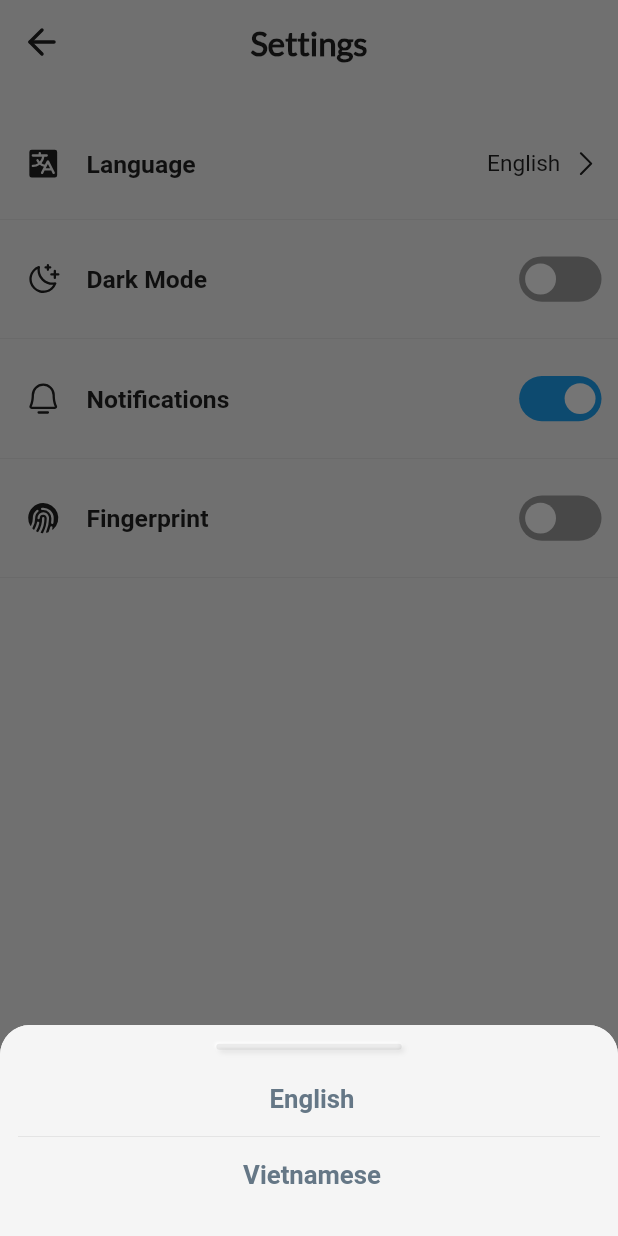
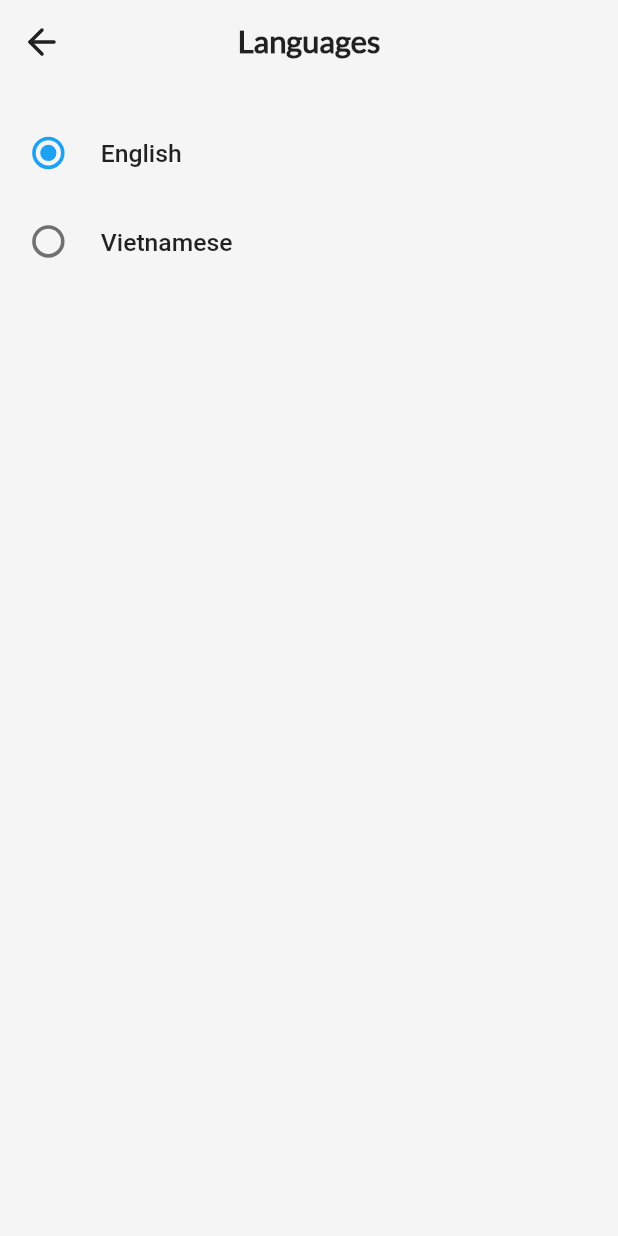
Before and after one commit to lambiengcode/flutter-instagram-ui-redesign, a Flutter app: the SettingsPage screen opened by its route, after a tap on "Language", on a phone screen of 412 x 824 dp. Run offline on Flutter 3.47's test engine with Material 2 defaults, Android fonts, the phone set to English and light mode, and no system bars; drawn by our look-alikes of flutter_switch; our stand-ins replace bloc, cached_network_image, carousel_slider, dio, flutter_blurhash, flutter_icons and 11 more; missing offline and left inert: blurhash, flutter_simple_dependency_injection, geocoder, photo_manager; accounts and stored records are empty; network calls fail; statements that could not run were skipped.

Commit message:
[lbc: UI] done choose language screen

```diff
--- a/lib/src/pages/home/pages/details_post_page.dart
+++ b/lib/src/pages/home/pages/details_post_page.dart
@@ -87,7 +87,10 @@ class _DetailsPostPageState extends State<DetailsPostPage> {
                 height: .25,
                 thickness: .25,
               ),
-              PostCard(idPost: widget.idPost),
+              PostCard(
+                idPost: widget.idPost,
+                isInDetails: true,
+              ),
 
               // Comment Widget Here
             ],
--- /dev/null
+++ b/lib/src/pages/profile/pages/choose_language_page.dart
@@ -0,0 +1,100 @@
+import 'package:flutter/material.dart';
+import 'package:flutter_icons/flutter_icons.dart';
+import 'package:get/get.dart';
+import 'package:whoru/src/themes/app_colors.dart';
+import 'package:whoru/src/themes/font_family.dart';
+import 'package:whoru/src/utils/sizer/sizer.dart';
+
+enum Language { english, vietnamese }
+
+class ChooseLanguagePage extends StatefulWidget {
+  @override
+  State<StatefulWidget> createState() => _ChooseLanguagePageState();
+}
+
+class _ChooseLanguagePageState extends State<ChooseLanguagePage> {
+  Language _language = Language.english;
+
+  @override
+  void initState() {
+    super.initState();
+    switch (Get.locale.countryCode) {
+      case 'US':
+        _language = Language.english;
+        break;
+      default:
+        _language = Language.vietnamese;
+        break;
+    }
+  }
+
+  @override
+  Widget build(BuildContext context) {
+    return Scaffold(
+      appBar: AppBar(
+        brightness: Theme.of(context).brightness,
+        elevation: .0,
+        centerTitle: true,
+        leading: IconButton(
+          icon: Icon(
+            Feather.arrow_left,
+            size: 20.sp,
+            color: Theme.of(context).textTheme.bodyText1.color,
+          ),
+          onPressed: () => Get.back(),
+        ),
+        title: Text(
+          'Languages',
+          style: Theme.of(context).textTheme.bodyText1.copyWith(
+                fontFamily: FontFamily.lato,
+                fontSize: 15.sp,
+                fontWeight: FontWeight.w600,
+              ),
+        ),
+      ),
+      body: Container(
+        child: Column(
+          children: <Widget>[
+            SizedBox(height: 16.sp),
+            _buildSelectionLanguage(context, 'English', Language.english),
+            _buildSelectionLanguage(context, 'Vietnamese', Language.vietnamese),
+          ],
+        ),
+      ),
+    );
+  }
+
+  Widget _buildSelectionLanguage(context, title, value) {
+    return Padding(
+      padding: EdgeInsets.only(bottom: 8.sp, left: 6.sp),
+      child: Row(
+        children: [
+          Transform.scale(
+            scale: 1.2,
+            child: Radio<Language>(
+              activeColor: colorPrimary,
+              value: value,
+              groupValue: _language,
+              onChanged: (Language value) {
+                setState(() {
+                  _language = value;
+                });
+              },
+            ),
+          ),
+          SizedBox(width: 8.sp),
+          Padding(
+            padding: EdgeInsets.only(top: 1.25.sp),
+            child: Text(
+              title,
+              style: TextStyle(
+                fontSize: 12.sp,
+                fontWeight: FontWeight.w500,
+              ),
+            ),
+          ),
+        ],
+      ),
+    );
+  }
+}
--- a/lib/src/pages/profile/pages/settings_page.dart
+++ b/lib/src/pages/profile/pages/settings_page.dart
@@ -3,7 +3,7 @@ import 'package:flutter_icons/flutter_icons.dart';
 import 'package:flutter_phosphor_icons/flutter_phosphor_icons.dart';
 import 'package:flutter_switch/flutter_switch.dart';
 import 'package:get/get.dart';
-import 'package:whoru/src/pages/profile/widgets/bottom_settings.dart';
+import 'package:whoru/src/routes/app_pages.dart';
 import 'package:whoru/src/themes/app_colors.dart';
 import 'package:whoru/src/themes/font_family.dart';
 import 'package:whoru/src/themes/theme_service.dart';
@@ -17,29 +17,11 @@ class SettingsPage extends StatefulWidget {
 class _SettingsPageState extends State<SettingsPage> {
   bool _notifications = true;
   bool _fingerprint = false;
-  List<String> valueOfLanguage = ['English', 'Vietnamese'];
 
   @override
   void initState() {
     super.initState();
     ThemeService().switchStatusColor();
-  }
-
-  void showSettingBottomSheet(List data) {
-    showModalBottomSheet(
-      shape: RoundedRectangleBorder(
-        borderRadius: BorderRadius.all(
-          Radius.circular(20.0),
-        ),
-      ),
-      isScrollControlled: true,
-      context: context,
-      builder: (context) {
-        return BottomSettings(
-          values: data,
-        );
-      },
-    );
   }
 
   @override
@@ -61,34 +43,57 @@ class _SettingsPageState extends State<SettingsPage> {
           'Settings',
           style: Theme.of(context).textTheme.bodyText1.copyWith(
                 fontFamily: FontFamily.lato,
-                fontSize: 16.sp,
-                fontWeight: FontWeight.bold,
+                fontSize: 15.sp,
+                fontWeight: FontWeight.w600,
               ),
         ),
       ),
       body: Container(
         child: Column(
           children: [
-            SizedBox(height: 16.0),
+            _buildTitle(context, 'Features'),
             _buildLineSettingWithValue(
               context,
               'Language',
               PhosphorIcons.translate_fill,
               'English',
+              false,
             ),
             _buildLineSettingToggle(
               context,
               'Dark Mode',
+              false,
             ),
             _buildLineSettingWithToggle(
               context,
-              'Notifications',
-              PhosphorIcons.bell_simple,
+              'Floating Chat',
+              PhosphorIcons.chat_circle_dots,
+              false,
             ),
             _buildLineSettingWithToggle(
               context,
               'Fingerprint',
               PhosphorIcons.fingerprint_fill,
+              true,
+            ),
+            _buildTitle(context, 'Notifications'),
+            _buildLineSettingWithToggle(
+              context,
+              'Messages',
+              PhosphorIcons.chat_centered_dots,
+              false,
+            ),
+            _buildLineSettingWithToggle(
+              context,
+              'React Post',
+              PhosphorIcons.heart,
+              false,
+            ),
+            _buildLineSettingWithToggle(
+              context,
+              'Follow',
+              PhosphorIcons.user_circle_plus,
+              true,
             ),
           ],
         ),
@@ -96,11 +101,34 @@ class _SettingsPageState extends State<SettingsPage> {
     );
   }
 
-  Widget _buildLineSettingWithValue(context, title, icon, value) {
+  Widget _buildTitle(context, title) {
+    return Container(
+      padding: EdgeInsets.only(
+        left: 12.sp,
+        right: 8.sp,
+        top: 18.sp,
+        bottom: 4.sp,
+      ),
+      child: Row(
+        children: [
+          Text(
+            title,
+            style: TextStyle(
+              fontSize: 12.sp,
+              fontFamily: FontFamily.lato_bold,
+              fontWeight: FontWeight.bold,
+            ),
+          ),
+        ],
+      ),
+    );
+  }
+
+  Widget _buildLineSettingWithValue(context, title, icon, value, isLast) {
     return GestureDetector(
       onTap: () {
         if (title == 'Language') {
-          showSettingBottomSheet(valueOfLanguage);
+          Get.toNamed(Routes.SETTINGS + Routes.CHOOSE_LANGUAGE);
         }
       },
       child: Container(
@@ -113,7 +141,9 @@ class _SettingsPageState extends State<SettingsPage> {
         decoration: BoxDecoration(
           border: Border(
             bottom: BorderSide(
-              width: .04,
+              color:
+                  isLast ? Colors.transparent : Theme.of(context).dividerColor,
+              width: .1,
             ),
           ),
         ),
@@ -161,14 +191,8 @@ class _SettingsPageState extends State<SettingsPage> {
     );
   }
 
-  Widget _buildLineSettingWithToggle(context, title, icon) {
-    return GestureDetector(
-      onTap: () {
-        if (title == 'Language') {
-          showSettingBottomSheet(valueOfLanguage);
-        }
-      },
-      child: Container(
+  Widget _buildLineSettingWithToggle(context, title, icon, isLast) {
+    return Container(
       padding: EdgeInsets.only(
         left: 12.sp,
         right: 8.sp,
@@ -178,7 +202,8 @@ class _SettingsPageState extends State<SettingsPage> {
       decoration: BoxDecoration(
         border: Border(
           bottom: BorderSide(
-              width: .04,
+            color: isLast ? Colors.transparent : Theme.of(context).dividerColor,
+            width: .1,
           ),
         ),
       ),
@@ -223,11 +248,10 @@ class _SettingsPageState extends State<SettingsPage> {
           ),
         ],
       ),
-      ),
     );
   }
 
-  Widget _buildLineSettingToggle(context, title) {
+  Widget _buildLineSettingToggle(context, title, isLast) {
     return Container(
       padding: EdgeInsets.only(
         left: 12.sp,
@@ -238,7 +262,8 @@ class _SettingsPageState extends State<SettingsPage> {
       decoration: BoxDecoration(
         border: Border(
           bottom: BorderSide(
-            width: .04,
+            color: isLast ? Colors.transparent : Theme.of(context).dividerColor,
+            width: .1,
           ),
         ),
       ),
--- a/lib/src/routes/app_routes.dart
+++ b/lib/src/routes/app_routes.dart
@@ -16,6 +16,7 @@ abstract class Routes {
 
   // Profile Flow
   static const SETTINGS = '/settings';
+  static const CHOOSE_LANGUAGE = '/chooseLanguage';
   static const QR_SCAN = '/qrScan';
   static const EDIT_PROFILE = '/editProfile';
   static const EDIT_PHOTO = '/editPhoto';
```
Also changed, not shown: lib/src/pages/home/widgets/carousel_image.dart (+25 -5 lines), lib/src/pages/home/widgets/post_card.dart (+13 -2 lines), lib/src/routes/app_pages.dart (+17 -8 lines). Lines whose indentation alone changed are shown as unchanged.
